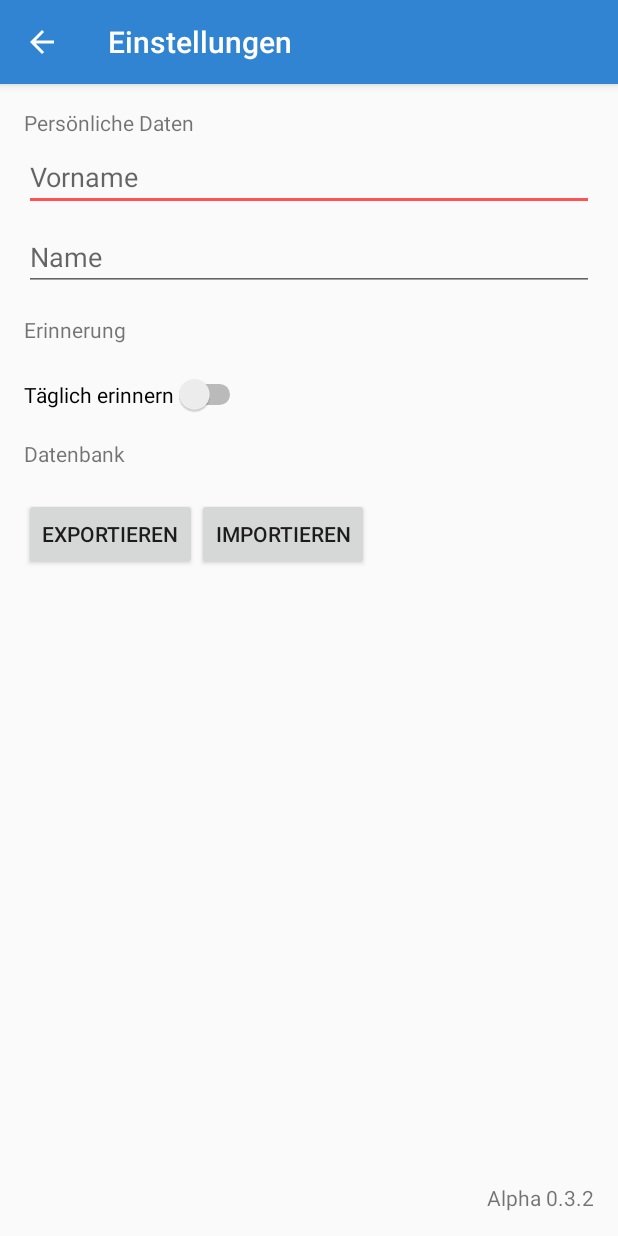
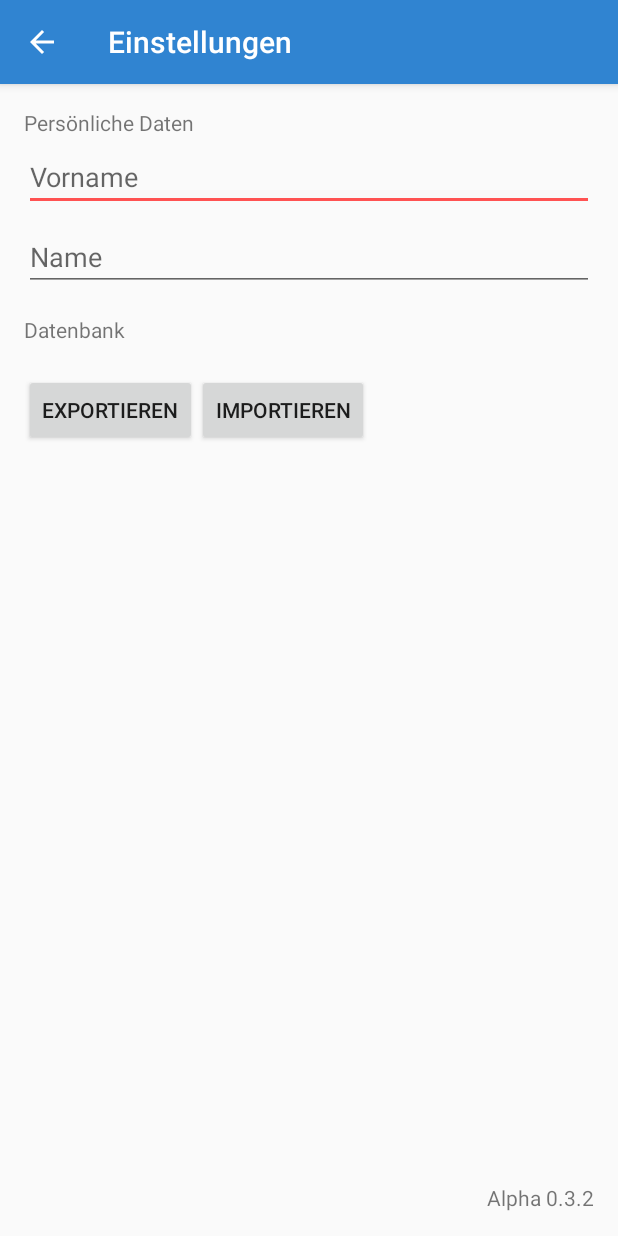
Before and after one commit to JohnAZoidberg/WochenBericht, an Android app: the SettingsActivity screen opened directly, with no data from a screen before it, on a phone screen of 412 x 824 dp. Run offline under Robolectric (Android 15) with nearby library versions, the phone set to English and light mode, and no system bars.

Commit message:
Hide Reminder Options

```diff
--- a/app/src/main/res/layout/content_settings.xml
+++ b/app/src/main/res/layout/content_settings.xml
@@ -49,6 +49,7 @@
         android:layout_marginTop="8dp"/>
 
     <TextView
+        android:visibility="gone"
         android:layout_width="wrap_content"
         android:layout_height="wrap_content"
         android:textAppearance="?android:attr/textAppearanceSmall"
@@ -61,6 +62,7 @@
         android:layout_marginBottom="4dp" />
 
     <Switch
+        android:visibility="gone"
         android:layout_width="wrap_content"
         android:layout_height="wrap_content"
         android:text="@string/remind_daily"
@@ -81,7 +83,8 @@
         android:layout_below="@id/reminderSwitch"
         android:layout_alignParentLeft="true"
         android:layout_alignParentStart="true"
-        android:layout_marginBottom="4dp" />
+        android:layout_marginBottom="4dp"
+        android:layout_marginTop="@dimen/activity_vertical_margin" />
 
     <Button
         android:layout_width="wrap_content"
```
